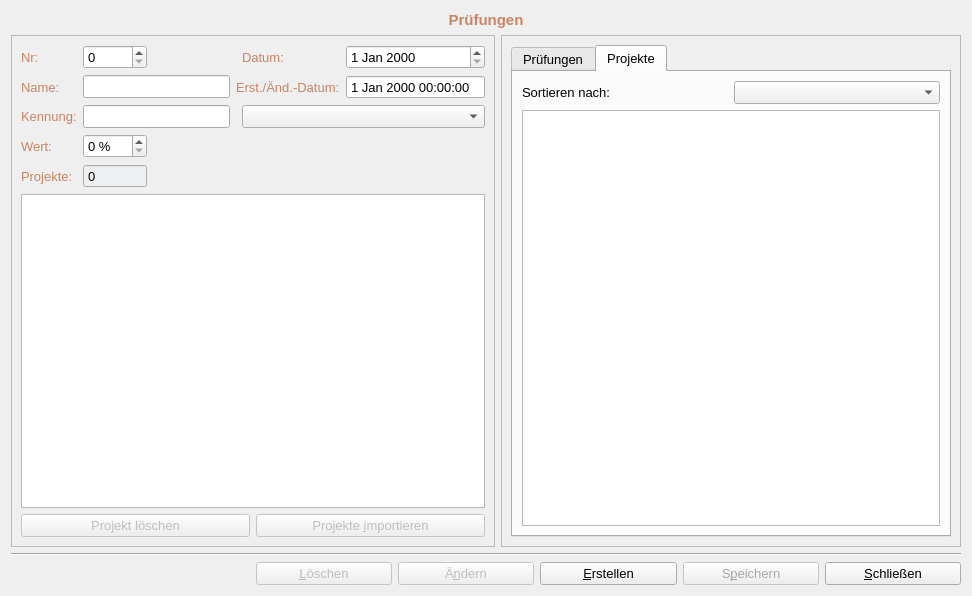
Qt form formskills.ui (fasa1964/fshkap) before a commit.
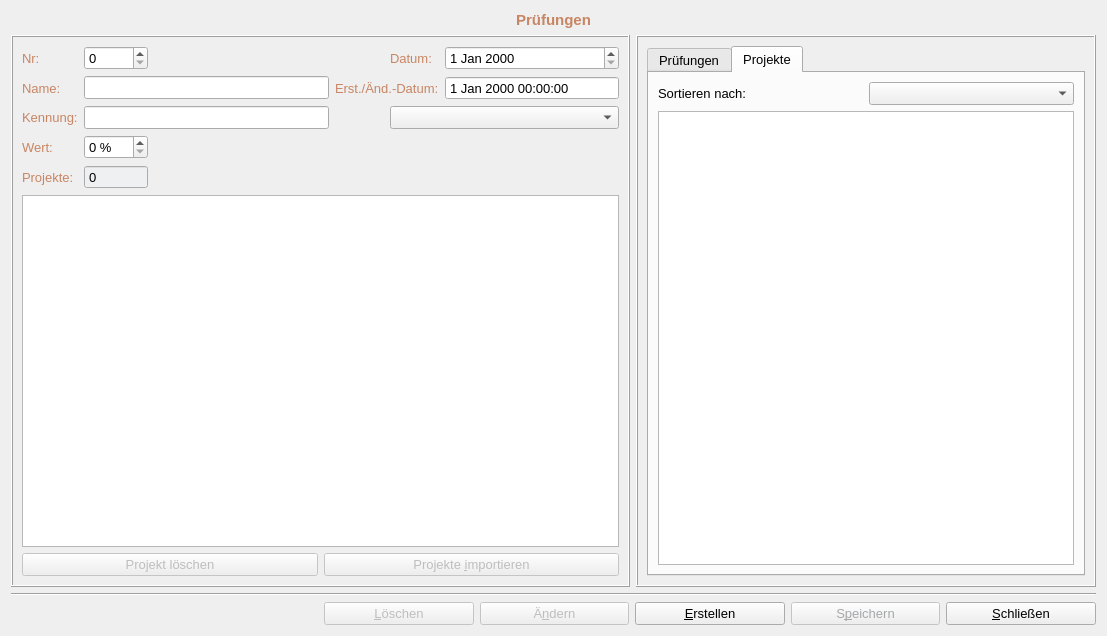
The same form after that commit.

Commit message: Make frames as box

Patch:
```diff
--- a/formskills.ui
+++ b/formskills.ui
@@ -6,8 +6,8 @@
    <rect>
     <x>0</x>
     <y>0</y>
-    <width>972</width>
-    <height>596</height>
+    <width>1107</width>
+    <height>636</height>
    </rect>
   </property>
   <property name="font">
@@ -88,7 +88,7 @@
       </size>
      </property>
      <property name="frameShape">
-      <enum>QFrame::StyledPanel</enum>
+      <enum>QFrame::Box</enum>
      </property>
      <property name="frameShadow">
       <enum>QFrame::Raised</enum>
@@ -440,19 +440,6 @@
         </property>
        </widget>
       </item>
-      <item row="4" column="4">
-       <spacer name="horizontalSpacer_2">
-        <property name="orientation">
-         <enum>Qt::Horizontal</enum>
-        </property>
-        <property name="sizeHint" stdset="0">
-         <size>
-          <width>68</width>
-          <height>20</height>
-         </size>
-        </property>
-       </spacer>
-      </item>
       <item row="4" column="5">
        <spacer name="horizontalSpacer_3">
         <property name="orientation">
@@ -554,6 +541,19 @@
         </property>
        </widget>
       </item>
+      <item row="4" column="2" colspan="3">
+       <spacer name="horizontalSpacer_2">
+        <property name="orientation">
+         <enum>Qt::Horizontal</enum>
+        </property>
+        <property name="sizeHint" stdset="0">
+         <size>
+          <width>68</width>
+          <height>20</height>
+         </size>
+        </property>
+       </spacer>
+      </item>
      </layout>
     </widget>
    </item>
@@ -572,7 +572,7 @@
       </size>
      </property>
      <property name="frameShape">
-      <enum>QFrame::StyledPanel</enum>
+      <enum>QFrame::Box</enum>
      </property>
      <property name="frameShadow">
       <enum>QFrame::Raised</enum>
```
